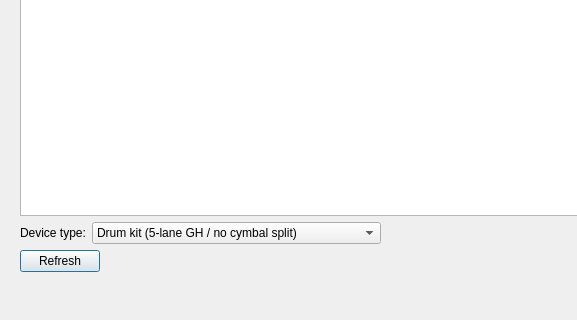
Old version of the form src/qt_gui/kit_probe_dialog.ui in the repository LlysiX/shadPS4; both pictures show x 0 to 577 and y 220 to 540 of the 720 by 540 pixel window.
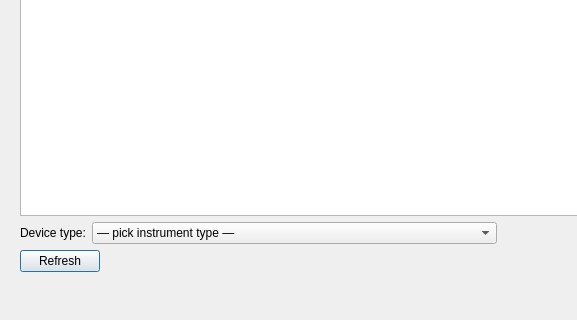
New version of the form.

```diff
--- a/src/qt_gui/kit_probe_dialog.ui
+++ b/src/qt_gui/kit_probe_dialog.ui
@@ -34,9 +34,11 @@
         <layout class="QHBoxLayout" name="deviceTypeLayout">
          <item><widget class="QLabel" name="deviceTypeLabel"><property name="text"><string>Device type:</string></property></widget></item>
          <item><widget class="QComboBox" name="deviceTypeCombo">
+          <item><property name="text"><string>— pick instrument type —</string></property></item>
           <item><property name="text"><string>Drum kit (5-lane GH / no cymbal split)</string></property></item>
           <item><property name="text"><string>Drum kit (Pro — separate pad and cymbal slots)</string></property></item>
           <item><property name="text"><string>Guitar (5 frets)</string></property></item>
+          <item><property name="text"><string>Guitar (5 frets + upper solo frets — PS4 RB Mustang / PS5 Riffmaster)</string></property></item>
          </widget></item>
          <item><spacer name="dts"><property name="orientation"><enum>Qt::Orientation::Horizontal</enum></property><property name="sizeHint" stdset="0"><size><width>40</width><height>20</height></size></property></spacer></item>
         </layout>
```
